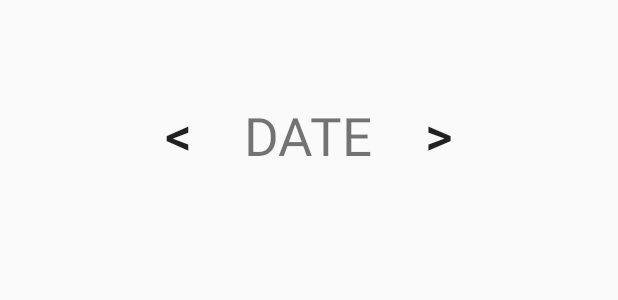
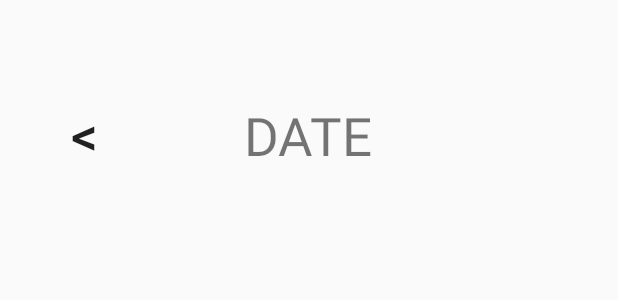
Before and after one commit to nastala/MyPreSchool, an Android app: the layout fragment_student_calendar.xml on its own in the app's theme, with its tools: preview values and no code run, on a phone screen of 412 x 824 dp. Shown: the top 300 px of the screen. Run offline under Robolectric (Android 15) with nearby library versions, the phone set to English and light mode, and no system bars.

```diff
--- a/app/src/main/res/layout/fragment_student_calendar.xml
+++ b/app/src/main/res/layout/fragment_student_calendar.xml
@@ -16,44 +16,52 @@
         android:orientation="vertical">
 
         <LinearLayout
-            android:layout_width="wrap_content"
+            android:layout_width="match_parent"
             android:layout_height="match_parent"
             android:orientation="horizontal"
-            android:layout_gravity="center">
+            android:layout_gravity="center"
+            android:weightSum="5"
+            android:padding="20dp">
             <Button
-                android:layout_width="wrap_content"
+                android:layout_width="0dp"
                 android:layout_height="wrap_content"
                 android:layout_gravity="center"
                 android:textSize="35sp"
                 android:text="@string/prev"
                 android:background="@android:color/transparent"
-                android:id="@+id/btnPrev"/>
+                android:id="@+id/btnPrev"
+                android:layout_weight="1"/>
 
             <TextView
                 android:layout_width="wrap_content"
                 android:layout_height="wrap_content"
                 android:layout_gravity="center"
+                android:textAlignment="center"
                 android:textSize="35dp"
                 android:id="@+id/tvDate"
-                android:text="DATE"/>
+                android:text="DATE"
+                android:layout_weight="3"/>
 
             <Button
-                android:layout_width="wrap_content"
+                android:layout_width="0dp"
                 android:layout_height="wrap_content"
                 android:layout_gravity="center"
                 android:text="@string/next"
                 android:textSize="35sp"
                 android:background="@android:color/transparent"
-                android:id="@+id/btnNext"/>
+                android:id="@+id/btnNext"
+                android:visibility="gone"
+                android:layout_weight="1"/>
         </LinearLayout>
     </LinearLayout>
 
     <ProgressBar
         android:layout_width="wrap_content"
-        android:layout_height="wrap_content"
+        android:layout_height="0dp"
         android:layout_gravity="center"
         android:id="@+id/pbFood"
-        android:visibility="gone"/>
+        android:visibility="gone"
+        android:layout_weight="1"/>
 
     <LinearLayout
         android:layout_width="match_parent"
```
Also changed, not shown: app/src/main/java/com/example/mypreschool/Fragments/BottomNavigationFragments/StudentCalendarFragment.java (+67 -2 lines).
